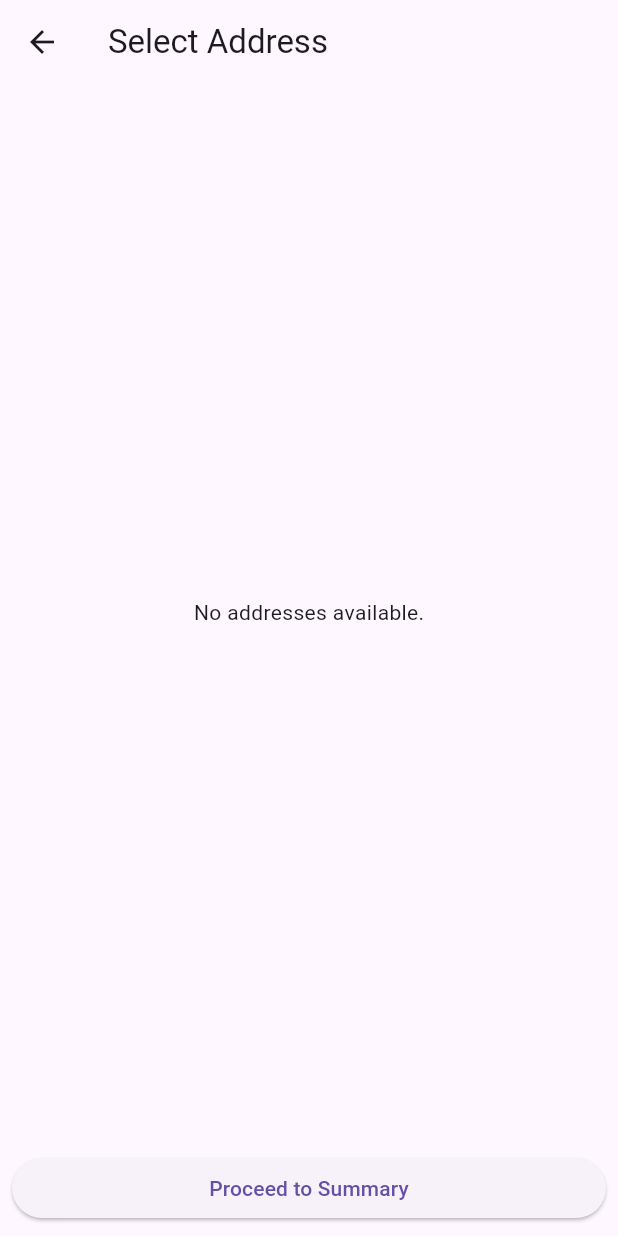
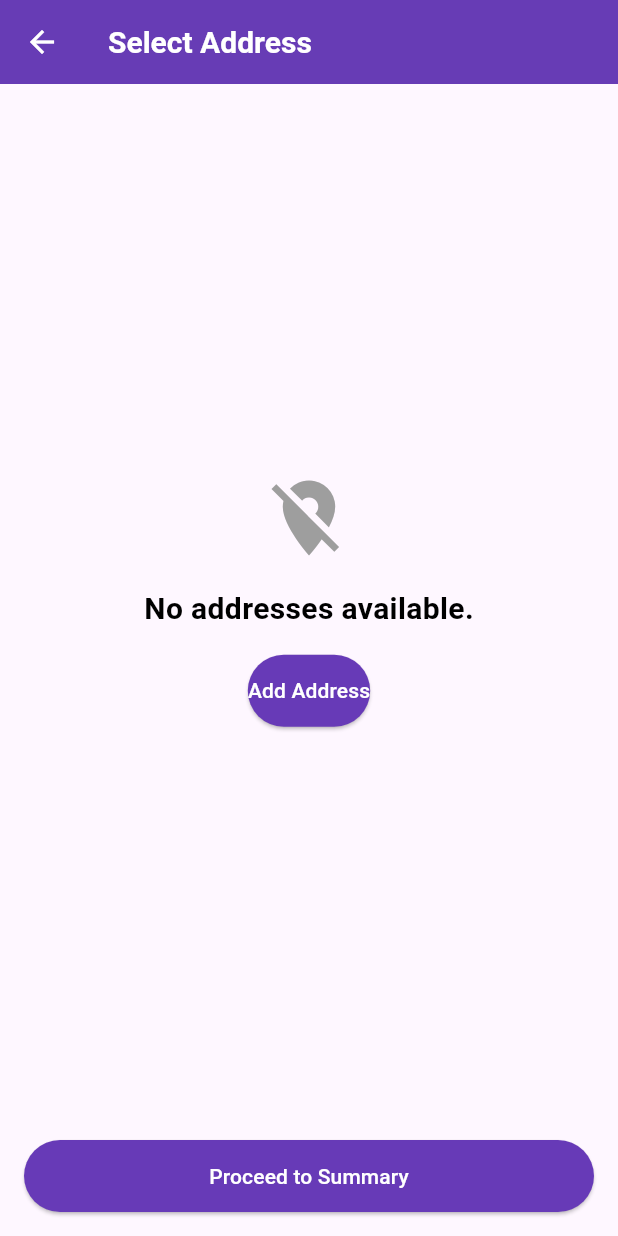
Before and after one commit to AsherAyub80/Ecommerce, a Flutter app: the AddressSelectionScreen screen opened directly, on a phone screen of 412 x 824 dp. Run offline on Flutter 3.47's test engine with Material 3 defaults, Android fonts, the phone set to English and light mode, and no system bars; our stand-ins replace bot_toast, cloud_firestore, firebase_auth, firebase_core, flutter_rating_bar, font_awesome_flutter; accounts and stored records are empty.

Commit message:
add address

```diff
--- a/lib/screen/checkoutProcess/checkout_screen.dart
+++ b/lib/screen/checkoutProcess/checkout_screen.dart
@@ -1,5 +1,6 @@
 import 'package:flutter/material.dart';
 import 'package:cloud_firestore/cloud_firestore.dart';
+import 'package:hackathon_project/screen/checkoutProcess/add_adress_screen.dart';
 import 'package:hackathon_project/services/auth/auth_service.dart';
 import 'package:hackathon_project/screen/checkoutProcess/order_summary_screen.dart';
 
@@ -49,19 +50,81 @@ class _AddressSelectionScreenState extends State<AddressSelectionScreen> {
   @override
   Widget build(BuildContext context) {
     return Scaffold(
-      appBar: AppBar(title: Text('Select Address')),
+      appBar: AppBar(
+        title: Text(
+          'Select Address',
+          style: TextStyle(
+            color: Colors.white,
+            fontSize: 20,
+            fontWeight: FontWeight.bold,
+          ),
+        ),
+        backgroundColor: Colors.deepPurple,
+        elevation: 4,
+        iconTheme: IconThemeData(color: Colors.white),
+      ),
       body: userDetails == null
           ? Center(child: CircularProgressIndicator())
           : userDetails!['Address'] == null ||
                   (userDetails!['Address'] as List).isEmpty
-              ? Center(child: Text('No addresses available.'))
-              : ListView.builder(
+              ? Center(
+                  child: Padding(
+                    padding: const EdgeInsets.all(16.0),
+                    child: Column(
+                      mainAxisAlignment: MainAxisAlignment.center,
+                      children: [
+                        Icon(Icons.location_off, size: 60, color: Colors.grey),
+                        SizedBox(height: 16),
+                        Text(
+                          'No addresses available.',
+                          style: TextStyle(
+                            fontSize: 20,
+                            fontWeight: FontWeight.bold,
+                            color: Colors.black,
+                          ),
+                        ),
+                        SizedBox(height: 16),
+                        ElevatedButton(
+                          onPressed: () {
+                            Navigator.push(
+                              context,
+                              MaterialPageRoute(
+                                builder: (context) => AddAddressScreen(),
+                              ),
+                            );
+                          },
+                          style: ElevatedButton.styleFrom(
+                            backgroundColor: Colors.deepPurple, // Button color
+                            foregroundColor: Colors.white,
+                            padding: EdgeInsets.symmetric(vertical: 14.0),
+                          ),
+                          child: Text('Add Address'),
+                        ),
+                      ],
+                    ),
+                  ),
+                )
+              : Column(
+                  children: [
+                    Expanded(
+                      child: ListView.builder(
+                        padding: EdgeInsets.all(8.0),
                         itemCount: (userDetails!['Address'] as List).length,
                         itemBuilder: (context, index) {
-                    var address = (userDetails!['Address'] as List)[index];
-                    return ListTile(
+                          var address =
+                              (userDetails!['Address'] as List)[index];
+                          return Card(
+                            margin: EdgeInsets.symmetric(vertical: 8.0),
+                            elevation: 4,
+                            child: ListTile(
+                              contentPadding: EdgeInsets.all(16.0),
                               title: Text(
-                          '${address['street']}, ${address['city']}, ${address['state']} ${address['zip']}'),
+                                '${address['street']}, ${address['city']}, ${address['state']} ${address['zip']}',
+                                style: TextStyle(
+                                  fontSize: 16,
+                                  color: Colors.black87,
+                                ),
+                              ),
                               leading: Radio<String>(
                                 value: index.toString(),
                                 groupValue: selectedAddressId,
@@ -76,11 +139,35 @@ class _AddressSelectionScreenState extends State<AddressSelectionScreen> {
                                   selectedAddressId = index.toString();
                                 });
                               },
+                            ),
                           );
                         },
                       ),
+                    ),
+                    Padding(
+                      padding: const EdgeInsets.all(16.0),
+                      child: ElevatedButton(
+                        onPressed: () {
+                          Navigator.push(
+                            context,
+                            MaterialPageRoute(
+                              builder: (context) => AddAddressScreen(),
+                            ),
+                          );
+                        },
+                        style: ElevatedButton.styleFrom(
+                          fixedSize: Size(150, 60),
+                          backgroundColor: Colors.deepPurple, // Button color
+                          foregroundColor: Colors.white,
+                          padding: EdgeInsets.symmetric(vertical: 14.0),
+                        ),
+                        child: Text('Add Address'),
+                      ),
+                    ),
+                  ],
+                ),
       bottomNavigationBar: Padding(
-        padding: const EdgeInsets.all(8.0),
+        padding: const EdgeInsets.all(16.0),
         child: ElevatedButton(
           onPressed: () {
             if (selectedAddressId != null) {
@@ -98,6 +185,11 @@ class _AddressSelectionScreenState extends State<AddressSelectionScreen> {
               );
             }
           },
+          style: ElevatedButton.styleFrom(
+            backgroundColor: Colors.deepPurple, // Button color
+            foregroundColor: Colors.white,
+            padding: EdgeInsets.symmetric(vertical: 14.0),
+          ),
           child: Text('Proceed to Summary'),
         ),
       ),
--- a/lib/services/auth/firestore_service.dart
+++ b/lib/services/auth/firestore_service.dart
@@ -32,7 +32,7 @@ class FirestoreService {
       'totalPrice': totalPrice,
       'items': orderDetails,
       'storeId': storeId,
-      'address': address,  // Store address with the order
+      'address': address, // Store address with the order
       'status': 'Pending',
     };
 
```
Also changed, not shown: 1 other file. Lines whose indentation alone changed are shown as unchanged.
